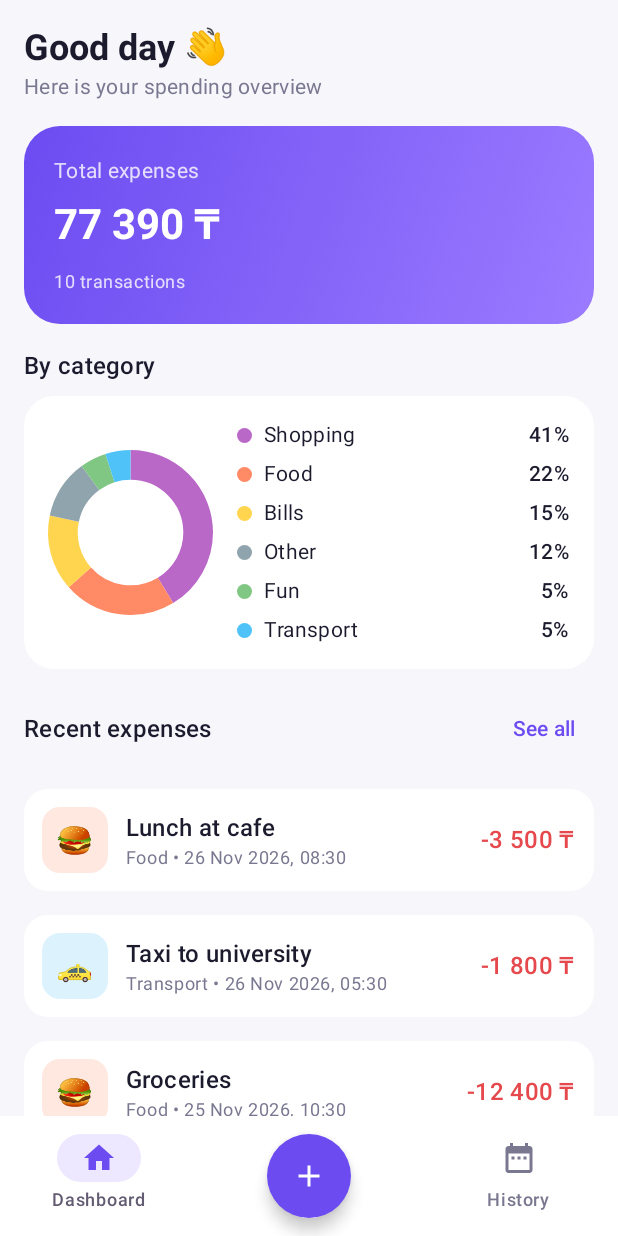
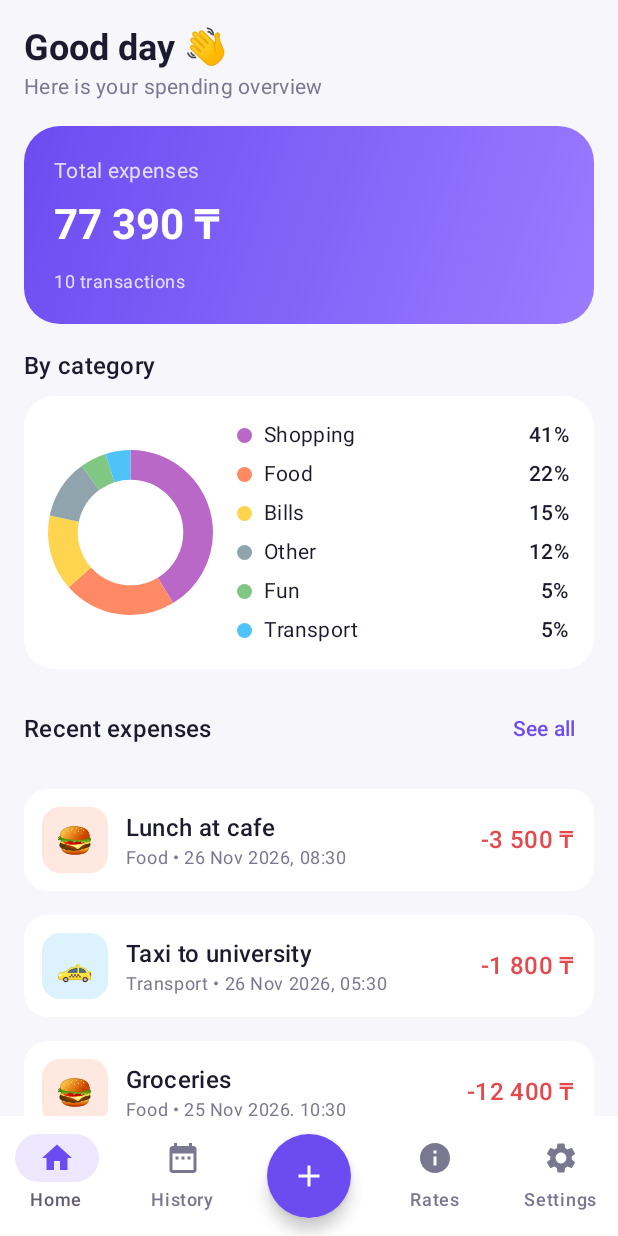
Before and after one commit to johnny32432/ProjectMoneyMate, an Android app built with Jetpack Compose: the screen it shows after launch (MainActivity), on a phone screen of 412 x 824 dp. Run offline under Robolectric (Android 15) with nearby library versions, the phone set to English and light mode, and no system bars.

Commit message:
Add Rates and Settings tabs to BottomBar

```diff
--- a/app/src/main/java/com/example/projectmoneymate/MainActivity.kt
+++ b/app/src/main/java/com/example/projectmoneymate/MainActivity.kt
@@ -37,7 +37,12 @@ fun MoneyMateApp() {
     val currentRoute = backStackEntry?.destination?.route
 
 
-    val showBottomBar = currentRoute == Screen.Dashboard.route || currentRoute == Screen.History.route
+    val showBottomBar = currentRoute in listOf(
+        Screen.Dashboard.route,
+        Screen.History.route,
+        Screen.Rates.route,
+        Screen.Settings.route
+    )
 
     Scaffold(
         containerColor = MaterialTheme.colorScheme.background,
--- a/app/src/main/java/com/example/projectmoneymate/navigation/BottomBar.kt
+++ b/app/src/main/java/com/example/projectmoneymate/navigation/BottomBar.kt
@@ -1,11 +1,14 @@
 package com.example.projectmoneymate.navigation
 
 import androidx.compose.foundation.layout.Box
+import androidx.compose.foundation.layout.RowScope
 import androidx.compose.foundation.shape.CircleShape
 import androidx.compose.material.icons.Icons
 import androidx.compose.material.icons.filled.Add
 import androidx.compose.material.icons.filled.DateRange
 import androidx.compose.material.icons.filled.Home
+import androidx.compose.material.icons.filled.Info
+import androidx.compose.material.icons.filled.Settings
 import androidx.compose.material3.FloatingActionButton
 import androidx.compose.material3.Icon
 import androidx.compose.material3.MaterialTheme
@@ -16,6 +19,7 @@ import androidx.compose.runtime.Composable
 import androidx.compose.runtime.getValue
 import androidx.compose.ui.Alignment
 import androidx.compose.ui.Modifier
+import androidx.compose.ui.graphics.vector.ImageVector
 import androidx.navigation.NavHostController
 import androidx.navigation.compose.currentBackStackEntryAsState
 
@@ -25,13 +29,8 @@ fun BottomBar(navController: NavHostController) {
     val currentRoute = backStackEntry?.destination?.route
 
     NavigationBar(containerColor = MaterialTheme.colorScheme.surface) {
-        NavigationBarItem(
-            selected = currentRoute == Screen.Dashboard.route,
-            onClick = { navController.navigateToTab(Screen.Dashboard.route) },
-            icon = { Icon(Icons.Filled.Home, contentDescription = null) },
-            label = { Text("Dashboard") }
-        )
-
+        TabItem(navController, currentRoute, Screen.Dashboard, Icons.Filled.Home, "Home")
+        TabItem(navController, currentRoute, Screen.History, Icons.Filled.DateRange, "History")
 
         Box(modifier = Modifier.weight(1f), contentAlignment = Alignment.Center) {
             FloatingActionButton(
@@ -44,11 +43,23 @@ fun BottomBar(navController: NavHostController) {
             }
         }
 
-        NavigationBarItem(
-            selected = currentRoute == Screen.History.route,
-            onClick = { navController.navigateToTab(Screen.History.route) },
-            icon = { Icon(Icons.Filled.DateRange, contentDescription = null) },
-            label = { Text("History") }
-        )
+        TabItem(navController, currentRoute, Screen.Rates, Icons.Filled.Info, "Rates")
+        TabItem(navController, currentRoute, Screen.Settings, Icons.Filled.Settings, "Settings")
     }
 }
+
+@Composable
+private fun RowScope.TabItem(
+    navController: NavHostController,
+    currentRoute: String?,
+    screen: Screen,
+    icon: ImageVector,
+    label: String
+) {
+    NavigationBarItem(
+        selected = currentRoute == screen.route,
+        onClick = { navController.navigateToTab(screen.route) },
+        icon = { Icon(icon, contentDescription = null) },
+        label = { Text(label) }
+    )
+}
```
